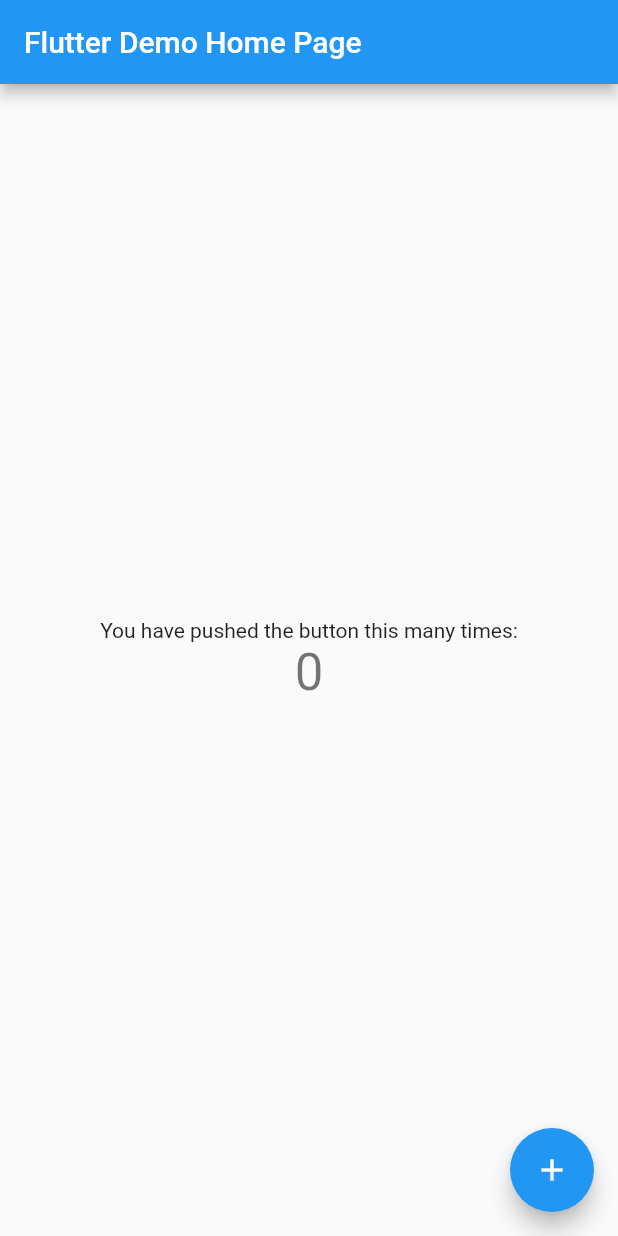
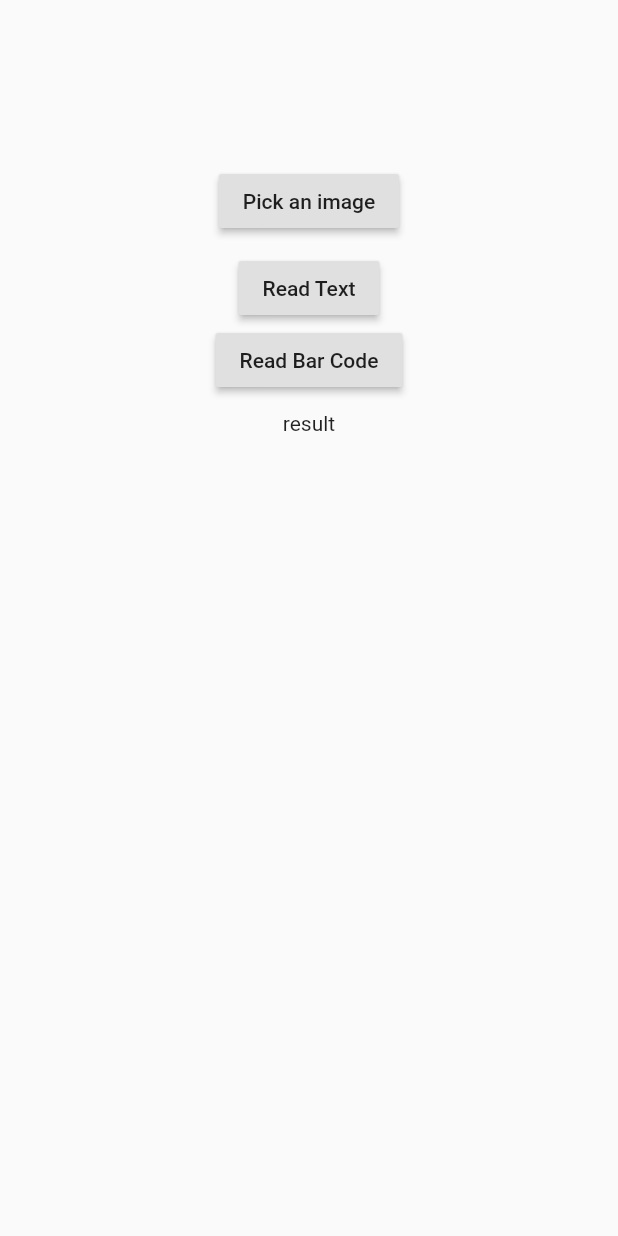
Before and after one commit to jerielverissimo/vision, a Flutter app: the screen it shows after launch, on a phone screen of 412 x 824 dp. Run offline on Flutter 3.47's test engine with Material 2 defaults, Android fonts, the phone set to English and light mode, and no system bars; our stand-ins replace image_picker; missing offline and left inert: firebase_ml_vision; accounts and stored records are empty.

Commit message:
Implementing text recognition, poc

```diff
--- a/lib/main.dart
+++ b/lib/main.dart
@@ -1,111 +1,110 @@
+import 'dart:io';
 import 'package:flutter/material.dart';
+
+import 'package:image_picker/image_picker.dart';
+import 'package:firebase_ml_vision/firebase_ml_vision.dart';
+import 'src/ui/teste.dart';
 
 void main() => runApp(MyApp());
 
 class MyApp extends StatelessWidget {
-  // This widget is the root of your application.
   @override
   Widget build(BuildContext context) {
     return MaterialApp(
-      title: 'Flutter Demo',
-      theme: ThemeData(
-        // This is the theme of your application.
-        //
-        // Try running your application with "flutter run". You'll see the
-        // application has a blue toolbar. Then, without quitting the app, try
-        // changing the primarySwatch below to Colors.green and then invoke
-        // "hot reload" (press "r" in the console where you ran "flutter run",
-        // or simply save your changes to "hot reload" in a Flutter IDE).
-        // Notice that the counter didn't reset back to zero; the application
-        // is not restarted.
-        primarySwatch: Colors.blue,
-      ),
-      home: MyHomePage(title: 'Flutter Demo Home Page'),
+        debugShowCheckedModeBanner: false,
+        //home: PictureScanner(),
+        home: MyHomePage(),
     );
   }
 }
 
 class MyHomePage extends StatefulWidget {
-  MyHomePage({Key key, this.title}) : super(key: key);
-
-  // This widget is the home page of your application. It is stateful, meaning
-  // that it has a State object (defined below) that contains fields that affect
-  // how it looks.
-
-  // This class is the configuration for the state. It holds the values (in this
-  // case the title) provided by the parent (in this case the App widget) and
-  // used by the build method of the State. Fields in a Widget subclass are
-  // always marked "final".
-
-  final String title;
-
   @override
   _MyHomePageState createState() => _MyHomePageState();
 }
 
 class _MyHomePageState extends State<MyHomePage> {
-  int _counter = 0;
+  File pickedImage;
 
-  void _incrementCounter() {
+  bool isImageLoaded = false;
+  String result = "result";
+
+
+  Future pickImage() async {
+    var tempStore = await ImagePicker.pickImage(source: ImageSource.gallery);
+
     setState(() {
-      // This call to setState tells the Flutter framework that something has
-      // changed in this State, which causes it to rerun the build method below
-      // so that the display can reflect the updated values. If we changed
-      // _counter without calling setState(), then the build method would not be
-      // called again, and so nothing would appear to happen.
-      _counter++;
+      pickedImage = tempStore;
+      isImageLoaded = true;
     });
+  }
+
+  Future readText() async {
+    FirebaseVisionImage ourImage = FirebaseVisionImage.fromFile(pickedImage);
+    TextRecognizer recognizeText = FirebaseVision.instance.textRecognizer();
+    VisionText visionText = await recognizeText.processImage(ourImage);
+
+    String text = visionText.text;
+    for (TextBlock block in visionText.blocks) {
+      final Rect boundingBox = block.boundingBox;
+      final List<Offset> cornerPoints = block.cornerPoints;
+      final String text = block.text;
+      final List<RecognizedLanguage> languages = block.recognizedLanguages;
+
+      for (TextLine line in block.lines) {
+        // Same getters as TextBlock
+        for (TextElement element in line.elements) {
+          // Same getters as TextBlock
+          print(element.text);
+          result += element.text;
+        }
+      }
+    }
+  }
+
+  Future decode() async {
+    FirebaseVisionImage ourImage = FirebaseVisionImage.fromFile(pickedImage);
+    BarcodeDetector barcodeDetector = FirebaseVision.instance.barcodeDetector();
+    List barCodes = await barcodeDetector.detectInImage(ourImage);
+
+    for (Barcode readableCode in barCodes) {
+      print(readableCode.displayValue);
+    }
   }
 
   @override
   Widget build(BuildContext context) {
-    // This method is rerun every time setState is called, for instance as done
-    // by the _incrementCounter method above.
-    //
-    // The Flutter framework has been optimized to make rerunning build methods
-    // fast, so that you can just rebuild anything that needs updating rather
-    // than having to individually change instances of widgets.
     return Scaffold(
-      appBar: AppBar(
-        // Here we take the value from the MyHomePage object that was created by
-        // the App.build method, and use it to set our appbar title.
-        title: Text(widget.title),
-      ),
-      body: Center(
-        // Center is a layout widget. It takes a single child and positions it
-        // in the middle of the parent.
-        child: Column(
-          // Column is also layout widget. It takes a list of children and
-          // arranges them vertically. By default, it sizes itself to fit its
-          // children horizontally, and tries to be as tall as its parent.
-          //
-          // Invoke "debug painting" (press "p" in the console, choose the
-          // "Toggle Debug Paint" action from the Flutter Inspector in Android
-          // Studio, or the "Toggle Debug Paint" command in Visual Studio Code)
-          // to see the wireframe for each widget.
-          //
-          // Column has various properties to control how it sizes itself and
-          // how it positions its children. Here we use mainAxisAlignment to
-          // center the children vertically; the main axis here is the vertical
-          // axis because Columns are vertical (the cross axis would be
-          // horizontal).
-          mainAxisAlignment: MainAxisAlignment.center,
-          children: <Widget>[
-            Text(
-              'You have pushed the button this many times:',
-            ),
-            Text(
-              '$_counter',
-              style: Theme.of(context).textTheme.display1,
-            ),
-          ],
-        ),
-      ),
-      floatingActionButton: FloatingActionButton(
-        onPressed: _incrementCounter,
-        tooltip: 'Increment',
-        child: Icon(Icons.add),
-      ), // This trailing comma makes auto-formatting nicer for build methods.
-    );
+        body: Column(
+            children: <Widget>[
+              SizedBox(height: 100.0),
+              isImageLoaded
+              ? Center(
+                  child: Container(
+                      height: 200.0,
+                      width: 200.0,
+                      decoration: BoxDecoration(
+                          image: DecorationImage(
+                              image: FileImage(pickedImage), fit: BoxFit.cover))),
+              )
+              : Container(),
+              SizedBox(height: 10.0),
+              RaisedButton(
+                  child: Text('Pick an image'),
+                  onPressed: pickImage,
+              ),
+              SizedBox(height: 10.0),
+              RaisedButton(
+                  child: Text('Read Text'),
+                  onPressed: readText,
+              ),
+              RaisedButton(
+                  child: Text('Read Bar Code'),
+                  onPressed: decode,
+              ),
+              SizedBox(height: 10.0),
+              Text(result)
+                  ],
+                  ));
   }
 }
--- a/pubspec.yaml
+++ b/pubspec.yaml
@@ -23,12 +23,12 @@ dependencies:
   # The following adds the Cupertino Icons font to your application.
   # Use with the CupertinoIcons class for iOS style icons.
   cupertino_icons: ^0.1.2
-  firebase_ml_vision:
 
 dev_dependencies:
   flutter_test:
     sdk: flutter
-
+  firebase_ml_vision:
+  image_picker:
 
 # For information on the generic Dart part of this file, see the
 # following page: https://dart.dev/tools/pub/pubspec
```
Also changed, not shown: lib/src/ui/detector.dart (added, +193 -0 lines), lib/src/ui/teste.dart (added, +221 -0 lines), pubspec.lock, 6 other files.
